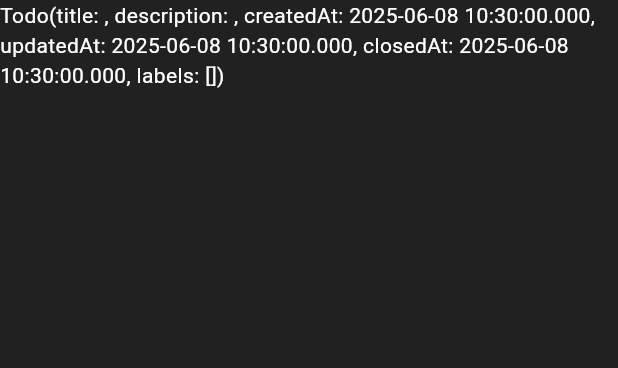
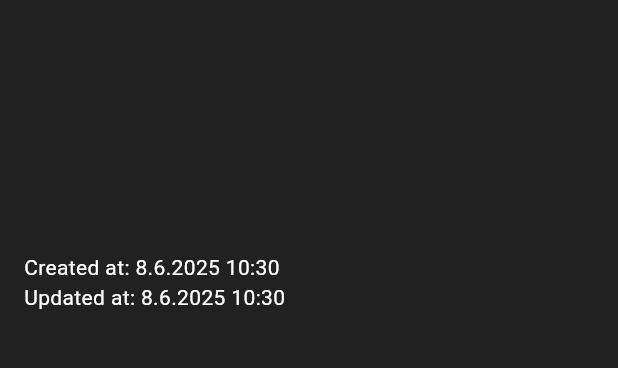
Before and after one commit to RubberDuckCrew/gitdone, a Flutter app: the TodoEditView screen opened directly with empty values, on a phone screen of 412 x 824 dp, the part 84-452 px from its top. Run offline on Flutter 3.47's test engine with Material 3 defaults, Android fonts, the phone set to English and light mode, and no system bars; our stand-ins replace flutter_secure_storage, flutter_svg, package_info_plus, shared_preferences; missing offline and left inert: github_flutter; accounts and stored records are empty.

Commit message:
:sparkles: Display todo data

```diff
--- a/lib/ui/todo_edit/todo_edit_view.dart
+++ b/lib/ui/todo_edit/todo_edit_view.dart
@@ -2,6 +2,8 @@ import "package:flutter/foundation.dart";
 import "package:flutter/material.dart";
 import "package:gitdone/core/models/todo.dart";
 import "package:gitdone/ui/_widgets/app_bar.dart";
+import "package:gitdone/ui/_widgets/page_title.dart";
+import "package:gitdone/ui/_widgets/todo_labels.dart";
 
 /// A widget that displays a card for a task item.
 class TodoEditView extends StatefulWidget {
@@ -25,6 +27,29 @@ class _TodoEditViewState extends State<TodoEditView> {
   @override
   Widget build(final BuildContext context) => Scaffold(
     appBar: const NormalAppBar(),
-    body: Text(widget.todo.toString()),
+    body: SingleChildScrollView(
+      padding: const EdgeInsets.symmetric(horizontal: 16),
+      child: Column(
+        crossAxisAlignment: CrossAxisAlignment.start,
+        children: [
+          PageTitleWidget(title: widget.todo.title),
+          TodoLabels(widget.todo),
+          const Padding(padding: EdgeInsets.all(8)),
+          Text(widget.todo.description),
+          const Padding(padding: EdgeInsets.all(8)),
+          Column(
+            crossAxisAlignment: CrossAxisAlignment.start,
+            children: [
+              Text("Created at: ${_formatDateTime(widget.todo.createdAt)}"),
+              if (widget.todo.updatedAt != null)
+                Text("Updated at: ${_formatDateTime(widget.todo.updatedAt!)}"),
+            ],
+          ),
+        ],
+      ),
+    ),
   );
+
+  String _formatDateTime(final DateTime dateTime) =>
+      "${dateTime.day}.${dateTime.month}.${dateTime.year} ${dateTime.hour}:${dateTime.minute}";
 }
```
